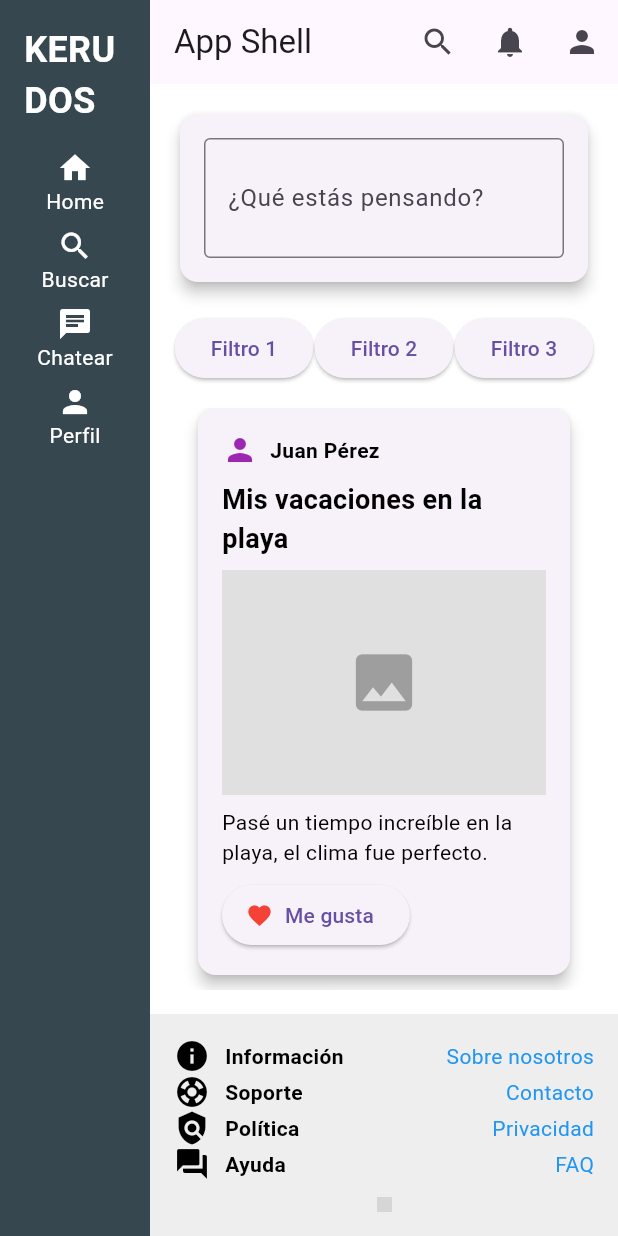
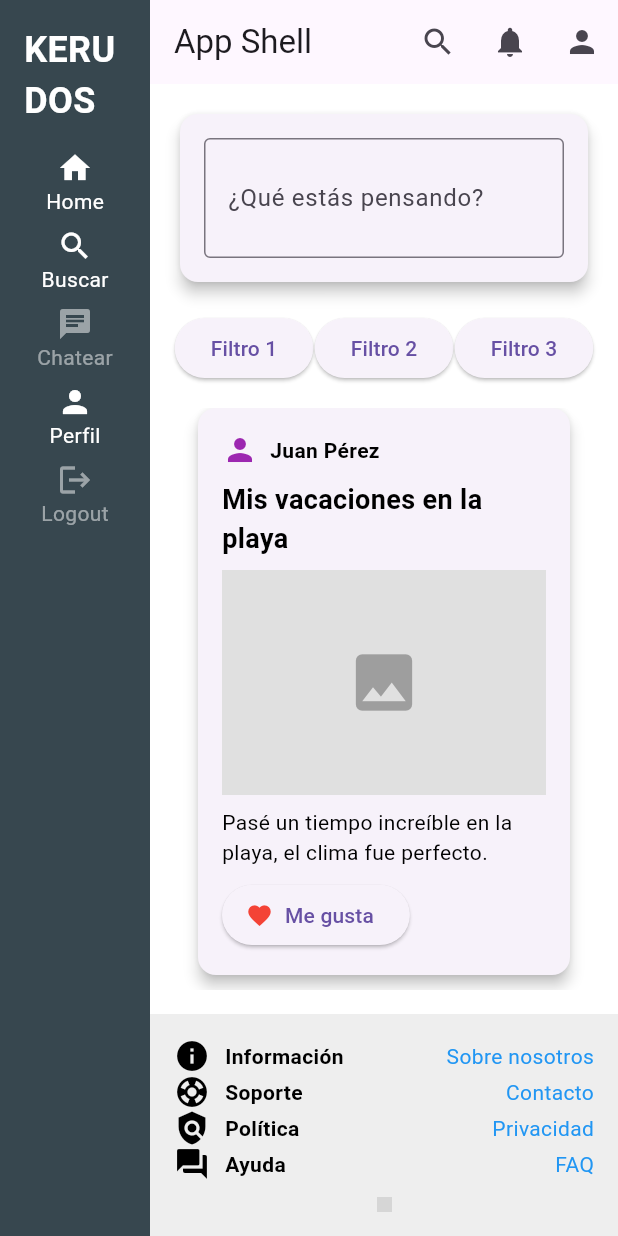
Before and after one commit to ByAdexus/Proyecto-App-Shell, a Flutter app: the screen it shows after launch, on a phone screen of 412 x 824 dp. Run offline on Flutter 3.47's test engine with Material 3 defaults, Android fonts, the light colour scheme and no system bars; our stand-ins replace shared_preferences; Roboto replaces fonts that are missing (CustomFont); grey boxes are pictures that could not be loaded.

Commit message:
Esqueleto front end, estructura entera de la navegacion y las paginas ya realizada usando Local_Storage.

```diff
--- a/lib/components/sidebar.dart
+++ b/lib/components/sidebar.dart
@@ -1,9 +1,20 @@
-// lib/components/sidebar.dart
 import 'package:flutter/material.dart';
+import 'package:kerudos/viewmodels/main_viewmodel.dart';
+import 'package:kerudos/viewmodels/register_viewmodel.dart';
+import 'package:kerudos/views/chat_view.dart';
+import 'package:kerudos/views/search_view.dart';
+import 'package:provider/provider.dart';
+import 'package:kerudos/viewmodels/login_viewmodel.dart';
+import 'package:kerudos/views/home_view.dart';
+import 'package:kerudos/views/login_view.dart';
+import 'package:kerudos/views/profile_view.dart'; // Importar ProfileView
 
 class Sidebar extends StatelessWidget {
   @override
   Widget build(BuildContext context) {
+    var loginViewModel = context.watch<LoginViewModel>(); // Observar el estado de login
+    var registerViewModel = context.watch<RegisterViewModel>();
+
     return Container(
       width: 100,
       color: Colors.blueGrey[800],
@@ -13,25 +24,88 @@ class Sidebar extends StatelessWidget {
             padding: const EdgeInsets.all(16.0),
             child: Text(
               'KERUDOS',
-              style: TextStyle(color: Colors.white, fontSize: 24, fontWeight: FontWeight.bold, fontFamily: 'CustomFont'),
+              style: TextStyle(
+                  color: Colors.white,
+                  fontSize: 24,
+                  fontWeight: FontWeight.bold),
             ),
           ),
-          _buildSidebarItem(icon: Icons.home, label: 'Home'),
-          _buildSidebarItem(icon: Icons.search, label: 'Buscar'),
-          _buildSidebarItem(icon: Icons.chat, label: 'Chatear'),
-          _buildSidebarItem(icon: Icons.person, label: 'Perfil'),
+          // Home
+          _buildSidebarItem(
+            icon: Icons.home,
+            label: 'Home',
+            onTap: () {
+              context.read<NavigationViewModel>().changeView(HomeView());
+            },
+          ),
+          // Buscar
+          _buildSidebarItem(
+            icon: Icons.search,
+            label: 'Buscar',
+            onTap: () {
+              context.read<NavigationViewModel>().changeView(SearchView());
+            },
+          ),
+          // Chatear
+          _buildSidebarItem(
+            icon: Icons.chat,
+            label: 'Chatear',
+            onTap: loginViewModel.isLoggedIn || registerViewModel.isLoggedIn
+                ? () {
+                     context.read<NavigationViewModel>().changeView(ChatView());
+                  }
+                : null, // Desactivar si no está logueado
+            enabled: loginViewModel.isLoggedIn || registerViewModel.isLoggedIn // Habilitar o no según login
+          ),
+          // Perfil (Dependiendo del estado de autenticación)
+          _buildSidebarItem(
+            icon: Icons.person,
+            label: 'Perfil',
+            onTap: loginViewModel.isLoggedIn || registerViewModel.isLoggedIn
+                ? () {
+                    context.read<NavigationViewModel>().changeView(ProfileView()); // Si está autenticado, mostrar el perfil
+                  }
+                : () {
+                    context.read<NavigationViewModel>().changeView(LoginView()); // Si no está autenticado, redirigir a login
+                  },
+            enabled: true, // Siempre habilitado pero redirige según estado
+          ),
+          // Logout
+          _buildSidebarItem(
+            icon: Icons.logout,
+            label: 'Logout',
+            onTap: loginViewModel.isLoggedIn || registerViewModel.isLoggedIn
+                ? () {
+                    loginViewModel.logout(); // Cerrar sesión
+                    registerViewModel.logout();
+                    context.read<NavigationViewModel>().changeView(LoginView()); // Redirigir a login
+                  }
+                : null,
+            enabled: loginViewModel.isLoggedIn,
+          ),
         ],
       ),
     );
   }
 
-  Widget _buildSidebarItem({required IconData icon, required String label}) {
-    return Column(
-      children: [
-        Icon(icon, color: Colors.white),
-        Text(label, style: TextStyle(color: Colors.white)),
-        SizedBox(height: 8), // Espacio entre íconos y texto
-      ],
+  Widget _buildSidebarItem({
+    required IconData icon,
+    required String label,
+    required VoidCallback? onTap, // Permitir nulo para deshabilitar
+    bool enabled = true, // Habilitado por defecto
+  }) {
+    return GestureDetector(
+      onTap: enabled ? onTap : null, // Solo activar si está habilitado
+      child: Opacity(
+        opacity: enabled ? 1.0 : 0.5, // Opacidad si está deshabilitado
+        child: Column(
+          children: [
+            Icon(icon, color: Colors.white),
+            Text(label, style: TextStyle(color: Colors.white)),
+            SizedBox(height: 8), // Espacio entre ícono y texto
+          ],
+        ),
+      ),
     );
   }
 }
--- a/lib/viewmodels/login_viewmodel.dart
+++ b/lib/viewmodels/login_viewmodel.dart
@@ -1,50 +1,35 @@
-// lib/viewmodels/login_viewmodel.dart
 import 'package:flutter/material.dart';
-import 'package:shared_preferences/shared_preferences.dart';
 
-class LoginViewModel extends ChangeNotifier {
-  String username = '';
-  String password = '';
-  bool _isLoggedIn = false;
+class LoginViewModel with ChangeNotifier {
+  String _username = '';
+  String _password = '';
+  bool _isLoggedIn = false; // Track login state
 
-  bool get isLoggedIn => _isLoggedIn;
+  String get username => _username;
+  bool get isLoggedIn => _isLoggedIn; // Provide access to login state
 
-  void setUsername(String value) {
-    username = value;
+  void setUsername(String username) {
+    _username = username;
     notifyListeners();
   }
 
-  void setPassword(String value) {
-    password = value;
+  void setPassword(String password) {
+    _password = password;
     notifyListeners();
   }
 
   Future<void> login() async {
-    if (username.isNotEmpty && password.isNotEmpty) {
-      // Aquí iría la lógica para autenticar al usuario
-      // Simulación de autenticación
-      SharedPreferences prefs = await SharedPreferences.getInstance();
-      await prefs.setString('username', username);
+    // Logic to log in the user, validate username and password
+    if (_username == "admin" && _password == "password") { // Example login check
       _isLoggedIn = true;
       notifyListeners();
-      print('Iniciando sesión con: $username');
-    } else {
-      print('Por favor, completa todos los campos.');
     }
   }
 
-  Future<void> logout() async {
-    SharedPreferences prefs = await SharedPreferences.getInstance();
-    await prefs.remove('username');
+  void logout() {
     _isLoggedIn = false;
-    notifyListeners();
-  }
-
-  Future<void> checkLoginStatus() async {
-    SharedPreferences prefs = await SharedPreferences.getInstance();
-    if (prefs.containsKey('username')) {
-      _isLoggedIn = true;
-    }
+    _username = '';
+    _password = '';
     notifyListeners();
   }
 }
--- /dev/null
+++ b/lib/viewmodels/main_viewmodel.dart
@@ -0,0 +1,13 @@
+import 'package:flutter/material.dart';
+import 'package:kerudos/views/home_view.dart';
+
+class NavigationViewModel with ChangeNotifier {
+  Widget _selectedView = HomeView();
+
+  Widget get selectedView => _selectedView;
+
+  void changeView(Widget view) {
+    _selectedView = view;
+    notifyListeners();
+  }
+}
--- a/lib/viewmodels/register_viewmodel.dart
+++ b/lib/viewmodels/register_viewmodel.dart
@@ -0,0 +1,74 @@
+// lib/viewmodels/register_viewmodel.dart
+import 'package:flutter/material.dart';
+import 'package:shared_preferences/shared_preferences.dart';
+
+class RegisterViewModel with ChangeNotifier {
+  String _username = '';
+  String _password = '';
+  String _confirmPassword = ''; // New field for password confirmation
+  bool _isRegistered = false; // Track registration state
+  bool _isLoggedIn = false; // Track login state
+
+  String get username => _username;
+  String get password => _password;
+  bool get isRegistered => _isRegistered; // Provide access to registration state
+  bool get isLoggedIn => _isLoggedIn; // Provide access to login state
+
+  void setUsername(String username) {
+    _username = username;
+    notifyListeners();
+  }
+
+  void setPassword(String password) {
+    _password = password;
+    notifyListeners();
+  }
+
+  void setConfirmPassword(String confirmPassword) {
+    _confirmPassword = confirmPassword;
+    notifyListeners();
+  }
+
+  Future<void> register() async {
+    // Logic to register the user
+    if (_username.isNotEmpty && _password.isNotEmpty) {
+      if (_password == _confirmPassword) { // Check if password matches confirmation
+        // Save the user data in local storage
+        SharedPreferences prefs = await SharedPreferences.getInstance();
+        await prefs.setString('username', _username);
+        await prefs.setString('password', _password); // You may want to hash this
+
+        _isRegistered = true; // Set registration state
+        _isLoggedIn = true; // Automatically log in the user
+        notifyListeners();
+      } else {
+        throw Exception("Las contraseñas no coinciden"); // Passwords do not match
+      }
+    } else {
+      throw Exception("Por favor, completa todos los campos"); // Fields cannot be empty
+    }
+  }
+
+  Future<void> checkLoggedInStatus() async {
+    SharedPreferences prefs = await SharedPreferences.getInstance();
+    String? storedUsername = prefs.getString('username');
+    String? storedPassword = prefs.getString('password');
+
+    if (storedUsername != null && storedPassword != null) {
+      _isLoggedIn = true;
+      notifyListeners();
+    }
+  }
+
+  void logout() async {
+    SharedPreferences prefs = await SharedPreferences.getInstance();
+    await prefs.remove('username');
+    await prefs.remove('password');
+
+    _isLoggedIn = false;
+    _username = '';
+    _password = '';
+    _confirmPassword = ''; // Reset confirm password
+    notifyListeners();
+  }
+}
--- a/lib/views/main_view.dart
+++ b/lib/views/main_view.dart
@@ -1,16 +1,12 @@
-// lib/views/main_view.dart
 import 'package:flutter/material.dart';
 import 'package:kerudos/components/footer.dart';
 import 'package:kerudos/components/header.dart';
 import 'package:kerudos/viewmodels/login_viewmodel.dart';
+import 'package:kerudos/viewmodels/main_viewmodel.dart';
+import 'package:kerudos/viewmodels/register_viewmodel.dart';
 import 'package:provider/provider.dart';
-import '../components/sidebar.dart'; // Asegúrate de importar el Sidebar
+import '../components/sidebar.dart';
 import 'home_view.dart';
-import 'login_view.dart'; // Asegúrate de tener vistas para Login y Register
-import 'register_view.dart';
-//import 'chat_view.dart';
-//import 'footer.dart';
-//import 'header.dart';
 
 class MainView extends StatelessWidget {
   @override
@@ -18,20 +14,25 @@ class MainView extends StatelessWidget {
     return MultiProvider(
       providers: [
         ChangeNotifierProvider(create: (_) => LoginViewModel()),
-        // Add more providers if needed
+        ChangeNotifierProvider(create: (_) => RegisterViewModel()),
+        ChangeNotifierProvider(create: (_) => NavigationViewModel()), // Make sure this is included
       ],
       child: Scaffold(
         body: Row(
           children: [
-            Sidebar(), // Sidebar en la izquierda
+            Sidebar(), // Ensure Sidebar is properly built
             Expanded(
               child: Column(
                 children: [
-                  Header(), // Header en la parte superior
+                  Header(), // Header at the top
                   Expanded(
-                    child: HomeView(), // Aquí irá el contenido principal (puedes cambiarlo después)
+                    child: Consumer<NavigationViewModel>(
+                      builder: (context, navigationViewModel, _) {
+                        return navigationViewModel.selectedView; // Ensure this is valid
+                      },
+                    ),
                   ),
-                  Footer(), // Footer ocupando todo el ancho
+                  Footer(), // Footer at the bottom
                 ],
               ),
             ),
```
Also changed, not shown: lib/views/chat_view.dart (added, +113 -0 lines), lib/views/login_view.dart (+16 -1 lines), lib/views/profile_view.dart (added, +11 -0 lines), lib/views/register_view.dart (+27 -24 lines), lib/views/search_view.dart (added, +122 -0 lines).
